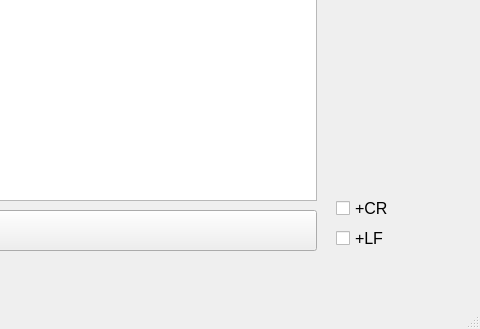
First picture: the form in PyQT5 - GUI/serialSoftware.ui, repository edsonmatsuda/Python-Serial-Monitor, before the edit; both pictures show x 634 to 1114 and y 480 to 809 of the 1114 by 809 pixel window.
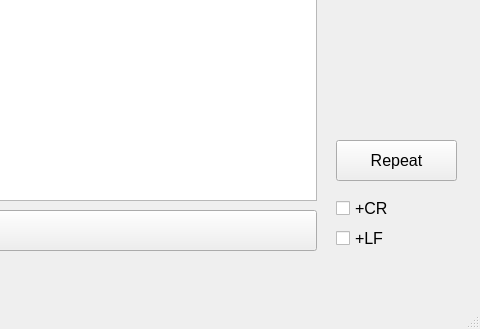
Second picture: the form after the edit.

Commit message: Added repeat button logic

```diff
--- a/PyQT5 - GUI/serialSoftware.ui
+++ b/PyQT5 - GUI/serialSoftware.ui
@@ -241,6 +241,24 @@
      <string>Freeze</string>
     </property>
    </widget>
+   <widget class="QPushButton" name="btn_Repeat">
+    <property name="geometry">
+     <rect>
+      <x>970</x>
+      <y>620</y>
+      <width>121</width>
+      <height>41</height>
+     </rect>
+    </property>
+    <property name="font">
+     <font>
+      <pointsize>12</pointsize>
+     </font>
+    </property>
+    <property name="text">
+     <string>Repeat</string>
+    </property>
+   </widget>
   </widget>
   <widget class="QMenuBar" name="menubar">
    <property name="geometry">
```
The commit also changes 2 other files.
